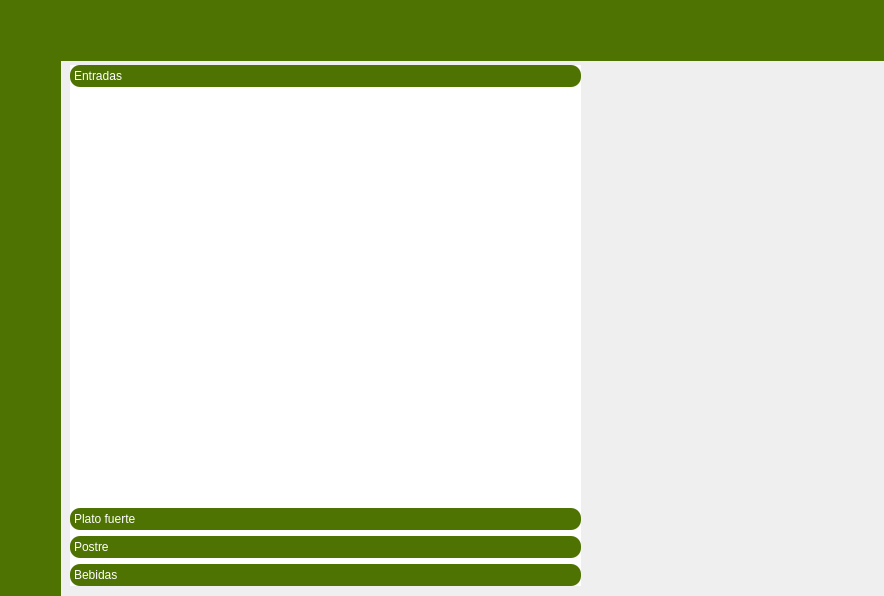
Old version of the form mesero.ui in the repository FernandoHS-0/Sabware.
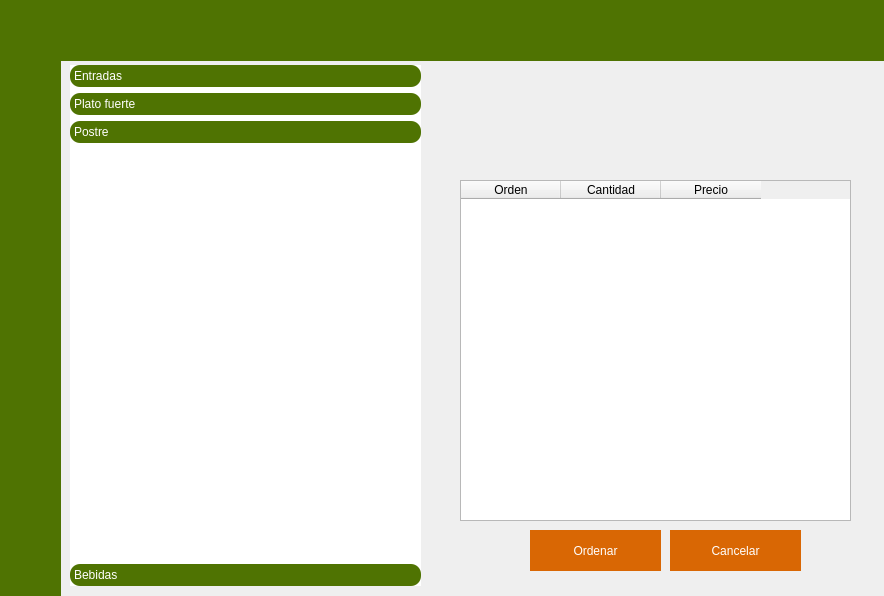
New version of the form. The open tabs and pages were chosen to show the change. Icons and pictures are not drawn.

Commit message: Orden seteada

What changed in the file:
```diff
--- a/mesero.ui
+++ b/mesero.ui
@@ -133,7 +133,7 @@
       <rect>
        <x>10</x>
        <y>5</y>
-       <width>511</width>
+       <width>351</width>
        <height>521</height>
       </rect>
      </property>
@@ -169,8 +169,8 @@
        <rect>
         <x>0</x>
         <y>0</y>
-        <width>511</width>
-        <height>410</height>
+        <width>351</width>
+        <height>413</height>
        </rect>
       </property>
       <attribute name="label">
@@ -179,9 +179,9 @@
       <widget class="QWidget" name="gridLayoutWidget_2">
        <property name="geometry">
         <rect>
-         <x>20</x>
+         <x>10</x>
          <y>10</y>
-         <width>471</width>
+         <width>331</width>
          <height>391</height>
         </rect>
        </property>
@@ -201,17 +201,148 @@
        <string>Plato fuerte</string>
       </attribute>
      </widget>
-     <widget class="QWidget" name="page_3">
+     <widget class="QWidget" name="postre">
+      <property name="geometry">
+       <rect>
+        <x>0</x>
+        <y>0</y>
+        <width>351</width>
+        <height>413</height>
+       </rect>
+      </property>
+      <property name="styleSheet">
+       <string notr="true">background-color: white;</string>
+      </property>
       <attribute name="label">
        <string>Postre</string>
       </attribute>
+      <widget class="QWidget" name="gridLayoutWidget_4">
+       <property name="geometry">
+        <rect>
+         <x>10</x>
+         <y>10</y>
+         <width>331</width>
+         <height>391</height>
+        </rect>
+       </property>
+       <layout class="QGridLayout" name="gridPostre"/>
+      </widget>
      </widget>
-     <widget class="QWidget" name="page_4">
+     <widget class="QWidget" name="bebida">
+      <property name="geometry">
+       <rect>
+        <x>0</x>
+        <y>0</y>
+        <width>351</width>
+        <height>413</height>
+       </rect>
+      </property>
+      <property name="styleSheet">
+       <string notr="true">background-color: white;</string>
+      </property>
       <attribute name="label">
        <string>Bebidas</string>
       </attribute>
      </widget>
     </widget>
+    <widget class="QTableWidget" name="tableWidget">
+     <property name="geometry">
+      <rect>
+       <x>400</x>
+       <y>120</y>
+       <width>391</width>
+       <height>341</height>
+      </rect>
+     </property>
+     <property name="styleSheet">
+      <string notr="true">#tableWidget{
+	font: 12pt &quot;HelvLight&quot;;
+}
+</string>
+     </property>
+     <column>
+      <property name="text">
+       <string>Orden</string>
+      </property>
+     </column>
+     <column>
+      <property name="text">
+       <string>Cantidad</string>
+      </property>
+     </column>
+     <column>
+      <property name="text">
+       <string>Precio</string>
+      </property>
+     </column>
+    </widget>
+    <widget class="QLabel" name="lblNoMesa">
+     <property name="geometry">
+      <rect>
+       <x>550</x>
+       <y>30</y>
+       <width>91</width>
+       <height>41</height>
+      </rect>
+     </property>
+     <property name="styleSheet">
+      <string notr="true">font: 18pt &quot;HelvLight&quot;;
+color: #D96704;</string>
+     </property>
+     <property name="text">
+      <string/>
+     </property>
+    </widget>
+    <widget class="QPushButton" name="btnOrdenar">
+     <property name="geometry">
+      <rect>
+       <x>470</x>
+       <y>470</y>
+       <width>131</width>
+       <height>41</height>
+      </rect>
+     </property>
+     <property name="styleSheet">
+      <string notr="true">#btnOrdenar{
+	background-color: #D96704;
+	border: none;
+	font: 16pt &quot;HelvLight&quot;;
+	color: white;
+}
+
+#btnOrdenar:Hover{
+	background-color: #A9BF04;
+}</string>
+     </property>
+     <property name="text">
+      <string>Ordenar</string>
+     </property>
+    </widget>
+    <widget class="QPushButton" name="btnCancelar">
+     <property name="geometry">
+      <rect>
+       <x>610</x>
+       <y>470</y>
+       <width>131</width>
+       <height>41</height>
+      </rect>
+     </property>
+     <property name="styleSheet">
+      <string notr="true">#btnCancelar{
+	background-color: #D96704;
+	border: none;
+	font: 16pt &quot;HelvLight&quot;;
+	color: white;
+}
+
+#btnCancelar:Hover{
+	background-color: #A9BF04;
+}</string>
+     </property>
+     <property name="text">
+      <string>Cancelar</string>
+     </property>
+    </widget>
    </widget>
    <widget class="QWidget" name="zona3"/>
   </widget>
```
Left out of the diff: 31 changed lines with no effect on the pictures. The commit also changes 3 other files.
